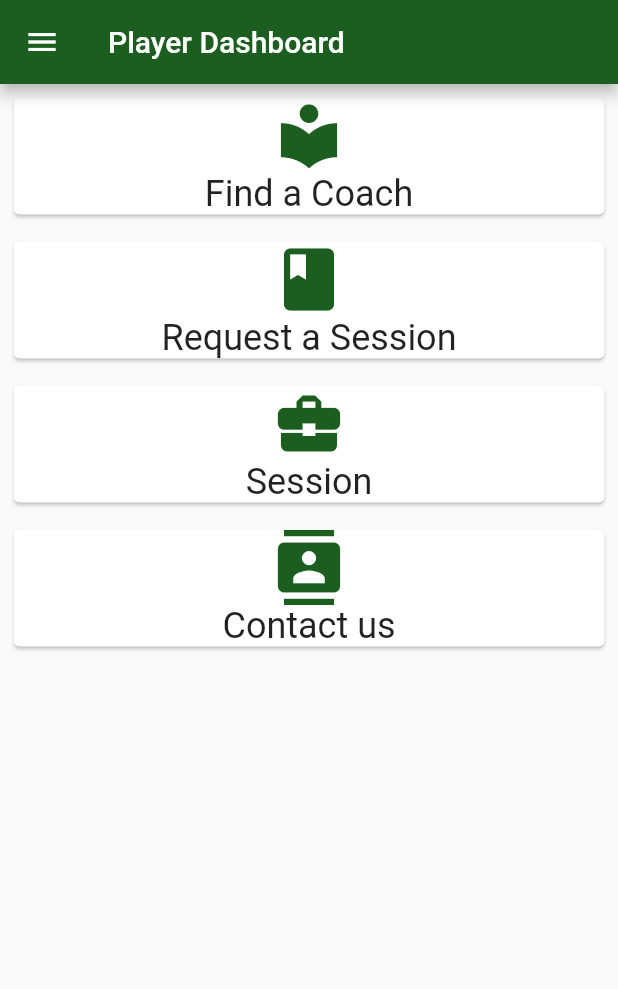
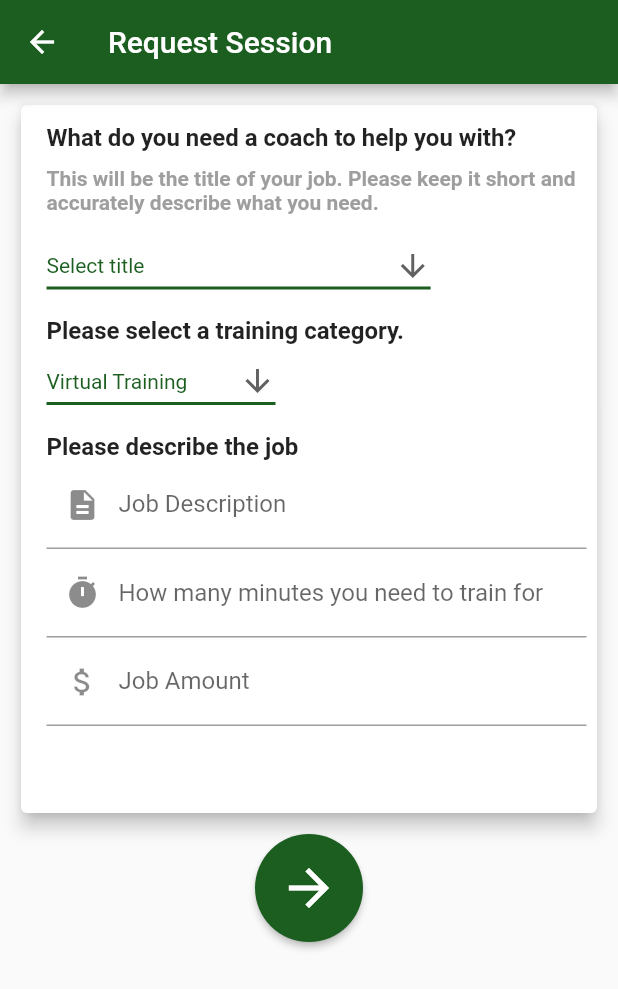
Before and after one commit to pinkying7/treiner-1, a Flutter app: the PlayerDashboard screen opened by its route, after a tap on "Request a Session", on a phone screen of 412 x 824 dp. Shown: the top 989 px of the screen. Run offline on Flutter 3.47's test engine with Material 2 defaults, Android fonts, the phone set to English and light mode, and no system bars.

Commit message:
RequestSession Updated

```diff
--- a/lib/Coach/coach_jobdesc.dart
+++ b/lib/Coach/coach_jobdesc.dart
@@ -80,6 +80,20 @@ class JobDescriptionPage extends StatelessWidget {
             ),
             Card(
               child: ListTile(
+                  title: Text("Job Budget"),
+                  subtitle: Row(
+                    children: [
+                      Text("${this.price}",
+                          style: new TextStyle(
+                              fontSize: 22.0,
+                              color: Colors.black,
+                              fontWeight: FontWeight.bold)),
+                      Text(" per hour")
+                    ],
+                  )),
+            ),
+            Card(
+              child: ListTile(
                 title: Text("Post your comment"),
                 subtitle: TextField(
                   decoration: new InputDecoration(
@@ -92,20 +106,6 @@ class JobDescriptionPage extends StatelessWidget {
                       )),
                 ),
               ),
-            ),
-            Card(
-              child: ListTile(
-                  title: Text("Job Budget"),
-                  subtitle: Row(
-                    children: [
-                      Text("${this.price}",
-                          style: new TextStyle(
-                              fontSize: 22.0,
-                              color: Colors.black,
-                              fontWeight: FontWeight.bold)),
-                      Text(" per hour")
-                    ],
-                  )),
             ),
             MyMenu(
               title: "Make Offer",
@@ -179,7 +179,5 @@ class JobDescriptionPage extends StatelessWidget {
         ),
       ),
     );*/
-    // ignore: dead_code
-    throw UnimplementedError();
   }
 }
--- a/lib/Player/player_dashboard.dart
+++ b/lib/Player/player_dashboard.dart
@@ -1,17 +1,16 @@
 import 'package:flutter/material.dart';
 import 'package:treiner/Coach/coach_dashbaord.dart';
 import 'package:treiner/Player/player_findcoach.dart';
+import 'package:treiner/Sessions/RequestSession.dart';
 import 'package:treiner/functions.dart';
 
-
-class PlayerDashboard extends StatelessWidget{
+class PlayerDashboard extends StatelessWidget {
   static String route = '/playerdashboard';
   @override
   Widget build(BuildContext context) {
     // ignore: todo
     // TODO: implement build
-    return
-    Scaffold(
+    return Scaffold(
         appBar: new AppBar(
           title: Text('Player Dashboard'),
         ),
@@ -21,34 +20,33 @@ class PlayerDashboard extends StatelessWidget{
             UserAccountsDrawerHeader(
               accountEmail: Text("admin@treiner.io"),
               accountName: Text("Coach"),
-                 decoration: BoxDecoration(
-                   color:Colors.green
-                 ),
+              decoration: BoxDecoration(color: Colors.green),
               currentAccountPicture: CircleAvatar(
                 backgroundColor: Colors.grey,
-                    child: Text("C", style: TextStyle(fontSize: 38, fontWeight: FontWeight.bold),),
+                child: Text(
+                  "C",
+                  style: TextStyle(fontSize: 38, fontWeight: FontWeight.bold),
                 ),
               ),
-ListTile(title: Text("Player Dashboard"),trailing: Icon(Icons.arrow_forward),
+            ),
+            ListTile(
+                title: Text("Player Dashboard"),
+                trailing: Icon(Icons.arrow_forward),
                 onTap: () {
                   Navigator.of(context).push(MaterialPageRoute(
-                    builder: (context) => PlayerDashboard()
-                  ));
-                 }
-                 ),
-                 ListTile(title: Text("Coach Dashboard"),trailing: Icon(Icons.arrow_forward),
+                      builder: (context) => PlayerDashboard()));
+                }),
+            ListTile(
+                title: Text("Coach Dashboard"),
+                trailing: Icon(Icons.arrow_forward),
                 onTap: () {
                   Navigator.of(context).push(MaterialPageRoute(
-                    builder: (context) => CoachDashboard()
-                  ));
-                 }
-                 )
+                      builder: (context) => CoachDashboard()));
+                })
           ],
-           )
-           ),
+        )),
         body: Container(
           child: ListView(
-
             children: [
               MyMenu(
                 title: "Find a Coach",
@@ -60,7 +58,7 @@ ListTile(title: Text("Player Dashboard"),trailing: Icon(Icons.arrow_forward),
                 title: "Request a Session",
                 icon: Icons.book,
                 shape: Colors.green,
-                  route: null,
+                route: RequestSession.route,
               ),
               MyMenu(
                 title: "Session",
@@ -74,12 +72,8 @@ ListTile(title: Text("Player Dashboard"),trailing: Icon(Icons.arrow_forward),
                 shape: Colors.green,
                 route: null,
               ),
-
             ],
           ),
-
-        )
-    );
+        ));
   }
-
 }
--- /dev/null
+++ b/lib/Sessions/requestSession.dart
@@ -0,0 +1,353 @@
+import 'package:flutter/material.dart';
+
+class RequestSession extends StatelessWidget {
+  int step = 0;
+
+  static String route = '/requestSession';
+  @override
+  Widget build(BuildContext context) {
+    return Scaffold(
+      appBar: new AppBar(
+        title: Text("Request Session"),
+      ),
+      body: Column(children: <Widget>[RequestSessionStepOne(), MatButton()]),
+    );
+  }
+}
+
+class RequestSessionStepOne extends StatelessWidget {
+  const RequestSessionStepOne({
+    Key key,
+  }) : super(key: key);
+
+  @override
+  Widget build(BuildContext context) {
+    return Container(
+      padding: EdgeInsets.fromLTRB(10, 10, 10, 10),
+      height: 500,
+      width: double.maxFinite,
+      child: Card(
+        elevation: 5,
+        child: Padding(
+          padding: EdgeInsets.all(7),
+          child: Stack(
+            children: <Widget>[
+              Align(
+                alignment: Alignment.centerRight,
+                child: Stack(
+                  children: <Widget>[
+                    Padding(
+                      padding: const EdgeInsets.only(left: 10, top: 5),
+                      child: Column(
+                        children: <Widget>[
+                          Row(
+                            children: [
+                              Expanded(
+                                child: Text(
+                                  "What do you need a coach to help you with?",
+                                  style: TextStyle(
+                                      fontWeight: FontWeight.bold,
+                                      fontSize: 16.0),
+                                ),
+                              ),
+                            ],
+                          ),
+                          SizedBox(
+                            height: 10.0,
+                          ),
+                          Row(
+                            children: [
+                              Expanded(
+                                child: Text(
+                                  "This will be the title of your job. Please keep it short and accurately describe what you need.",
+                                  style: TextStyle(
+                                      fontWeight: FontWeight.bold,
+                                      fontSize: 14.0,
+                                      color: Colors.grey),
+                                ),
+                              ),
+                            ],
+                          ),
+                          SizedBox(
+                            height: 10.0,
+                          ),
+                          Row(
+                            children: [
+                              DropDownMenuTitles(),
+                            ],
+                          ),
+                          SizedBox(
+                            height: 10.0,
+                          ),
+                          Row(
+                            children: [
+                              Expanded(
+                                child: Text(
+                                  "Please select a training category.",
+                                  style: TextStyle(
+                                      fontWeight: FontWeight.bold,
+                                      fontSize: 16.0),
+                                ),
+                              ),
+                            ],
+                          ),
+                          Row(
+                            children: [DropDownMenuTrainingCategory()],
+                          ),
+                          SizedBox(
+                            height: 10.0,
+                          ),
+                          Row(
+                            children: [
+                              Expanded(
+                                child: Text(
+                                  "Please describe the job",
+                                  style: TextStyle(
+                                      fontWeight: FontWeight.bold,
+                                      fontSize: 16.0),
+                                ),
+                              ),
+                            ],
+                          ),
+                          Row(
+                            children: [
+                              Expanded(
+                                child: Container(
+                                  child: TextFormField(
+                                    decoration: InputDecoration(
+                                      prefixIcon: Icon(Icons.description),
+                                      labelText: "Job Description",
+                                    ),
+                                  ),
+                                ),
+                              )
+                            ],
+                          ),
+                          Row(
+                            children: [
+                              Expanded(
+                                child: Container(
+                                  child: TextFormField(
+                                    decoration: InputDecoration(
+                                      prefixIcon: Icon(Icons.timer),
+                                      labelText:
+                                          "How many minutes you need to train for",
+                                    ),
+                                  ),
+                                ),
+                              )
+                            ],
+                          ),
+                          Row(
+                            children: [
+                              Expanded(
+                                child: Container(
+                                  child: TextFormField(
+                                    decoration: InputDecoration(
+                                      prefixIcon: Icon(Icons.attach_money),
+                                      labelText: "Job Amount",
+                                    ),
+                                  ),
+                                ),
+                              )
+                            ],
+                          ),
+                        ],
+                      ),
+                    )
+                  ],
+                ),
+              )
+            ],
+          ),
+        ),
+      ),
+    );
+  }
+}
+
+class RequestSessionStepTwo extends StatelessWidget {
+  const RequestSessionStepTwo({
+    Key key,
+  }) : super(key: key);
+
+  @override
+  Widget build(BuildContext context) {
+    return Container(
+      padding: EdgeInsets.fromLTRB(10, 10, 10, 10),
+      height: 200,
+      width: double.maxFinite,
+      child: Card(
+        elevation: 5,
+        child: Padding(
+          padding: EdgeInsets.all(7),
+          child: Stack(
+            children: <Widget>[
+              Align(
+                alignment: Alignment.centerRight,
+                child: Stack(
+                  children: <Widget>[
+                    Padding(
+                      padding: const EdgeInsets.only(left: 10, top: 5),
+                      child: Column(
+                        children: <Widget>[
+                          Row(
+                            children: [
+                              Expanded(
+                                child: Text(
+                                  "Please select a training category.",
+                                  style: TextStyle(
+                                      fontWeight: FontWeight.bold,
+                                      fontSize: 24.0),
+                                ),
+                              ),
+                            ],
+                          ),
+                          SizedBox(
+                            height: 10.0,
+                          ),
+                          Row(
+                            crossAxisAlignment: CrossAxisAlignment.center,
+                            children: [
+                              DropDownMenuTrainingCategory(),
+                            ],
+                          )
+                        ],
+                      ),
+                    )
+                  ],
+                ),
+              )
+            ],
+          ),
+        ),
+      ),
+    );
+  }
+}
+
+class DropDownMenuTitles extends StatefulWidget {
+  DropDownMenuTitles({Key key}) : super(key: key);
+  @override
+  _DropDownMenuTitlesState createState() => _DropDownMenuTitlesState();
+}
+
+class _DropDownMenuTitlesState extends State<DropDownMenuTitles> {
+  String dropdownValue = "Select title";
+
+  @override
+  Widget build(BuildContext context) {
+    return DropdownButton<String>(
+        value: dropdownValue,
+        icon: Icon(Icons.arrow_downward),
+        iconSize: 24.0,
+        elevation: 16,
+        style: TextStyle(color: Colors.green[900]),
+        underline: Container(
+          height: 2,
+          color: Colors.green[900],
+        ),
+        onChanged: (String newValue) {
+          setState(() {
+            dropdownValue = newValue;
+          });
+        },
+        items: <String>[
+          "Select title",
+          "Ball Mystery",
+          "Running with the Ball",
+          "First touch",
+          "Striking the ball (shooting or passing)",
+          "1v1 (Defending or Attacking)",
+          "GK Specific",
+          "General fitness",
+          "Strength, Speed and Agility"
+        ].map<DropdownMenuItem<String>>((String value) {
+          return DropdownMenuItem<String>(
+            value: value,
+            child: Text(value),
+          );
+        }).toList());
+  }
+}
+
+class DropDownMenuTrainingCategory extends StatefulWidget {
+  DropDownMenuTrainingCategory({Key key}) : super(key: key);
+  @override
+  _DropDownMenuTrainingCategoryState createState() =>
+      _DropDownMenuTrainingCategoryState();
+}
+
+class _DropDownMenuTrainingCategoryState
+    extends State<DropDownMenuTrainingCategory> {
+  String dropdownValue = "Virtual Training";
+
+  @override
+  Widget build(BuildContext context) {
+    return DropdownButton<String>(
+        value: dropdownValue,
+        icon: Icon(Icons.arrow_downward),
+        iconSize: 24.0,
+        elevation: 16,
+        style: TextStyle(color: Colors.green[900]),
+        underline: Container(
+          height: 2,
+          color: Colors.green[900],
+        ),
+        onChanged: (String newValue) {
+          setState(() {
+            dropdownValue = newValue;
+          });
+        },
+        items: <String>[
+          "Virtual Training",
+          "1 on 1",
+          "Small Group",
+          "Team Training",
+          "Futsal",
+          "Goal Keeper Training",
+          "Sports Pyschology",
+          "Sports Doctor",
+          "Physiotherapist"
+        ].map<DropdownMenuItem<String>>((String value) {
+          return DropdownMenuItem<String>(
+            value: value,
+            child: Text(value),
+          );
+        }).toList());
+  }
+}
+
+class MatButton extends StatelessWidget {
+  @override
+  Widget build(BuildContext context) {
+    return MaterialButton(
+      onPressed: () {
+        showDialog(
+            context: context,
+            child: new AlertDialog(
+              title: new Text("Job Posted!"),
+              content: new Text(
+                  "Your job has been posted for approval, You will receive email notification with-in 24 hours."),
+              actions: [
+                new FlatButton(
+                  child: new Text('Close'),
+                  onPressed: () {
+                    Navigator.of(context).pop();
+                  },
+                ),
+              ],
+            ));
+      },
+      color: Colors.green[900],
+      splashColor: Colors.black,
+      textColor: Colors.white,
+      child: Icon(
+        Icons.arrow_forward,
+        size: 40,
+      ),
+      padding: EdgeInsets.all(16),
+      shape: CircleBorder(),
+    );
+  }
+}
--- a/lib/functions.dart
+++ b/lib/functions.dart
@@ -98,6 +98,7 @@ class JobCard extends StatelessWidget {
                         )));
           },
           child: Container(
+            margin: EdgeInsets.only(left: 10.0),
             width: 377,
             height: 200,
             child: Row(
@@ -204,6 +205,7 @@ class CoachCard extends StatelessWidget {
                         BookCoach(name: this.name, location: this.location)));*/
           },
           child: Container(
+            margin: EdgeInsets.only(left: 10.0),
             width: 377,
             height: 200,
             child: Row(
--- a/lib/main.dart
+++ b/lib/main.dart
@@ -5,6 +5,7 @@ import 'package:treiner/Coach/coach_findjob.dart';
 import 'package:treiner/Coach/coach_browse.dart';
 import 'package:treiner/Player/player_dashboard.dart';
 import 'package:treiner/Player/player_findcoach.dart';
+import 'package:treiner/Sessions/requestSession.dart';
 import 'package:treiner/Sessions/session_completed.dart';
 import 'package:treiner/Sessions/session_meetings.dart';
 import 'package:treiner/Sessions/session_upcoming.dart';
@@ -43,6 +44,7 @@ class MyApp extends StatelessWidget {
         BookCoach.route: (context) => BookCoach(),
         BookSession.route: (context) => BookSession(),
         PlayerDashboard.route: (context) => PlayerDashboard(),
+        RequestSession.route: (context) => RequestSession(),
       },
     );
   }
--- a/pubspec.yaml
+++ b/pubspec.yaml
@@ -14,7 +14,7 @@ description: A new Flutter project.
 version: 1.0.0+1
 
 environment:
-  sdk: ">=2.2.0 <3.0.0"
+  sdk: ">=2.2.2 <3.0.0"
 
 dependencies:
   flutter:
```
Lines whose indentation alone changed are shown as unchanged.
